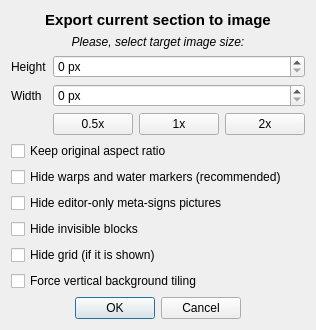
First picture: the form in Editor/main_window/file/lvl_export_image.ui, repository WohlSoft/Moondust-Project, before the edit.
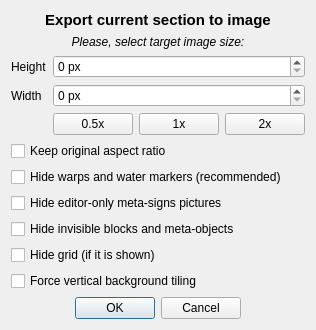
Second picture: the form after the edit. Icons and pictures are not drawn.

Commit message: Editor: Added "is-meta-object" config pack option

What changed in the file:
```diff
--- a/Editor/main_window/file/lvl_export_image.ui
+++ b/Editor/main_window/file/lvl_export_image.ui
@@ -7,7 +7,7 @@
     <x>0</x>
     <y>0</y>
     <width>312</width>
-    <height>325</height>
+    <height>328</height>
    </rect>
   </property>
   <property name="font">
@@ -176,7 +176,7 @@
    <item row="8" column="0" colspan="4">
     <widget class="QCheckBox" name="hideInvisibleBlocks">
      <property name="text">
-      <string>Hide invisible blocks</string>
+      <string>Hide invisible blocks and meta-objects</string>
      </property>
     </widget>
    </item>
```
The commit also changes 22 other files.
